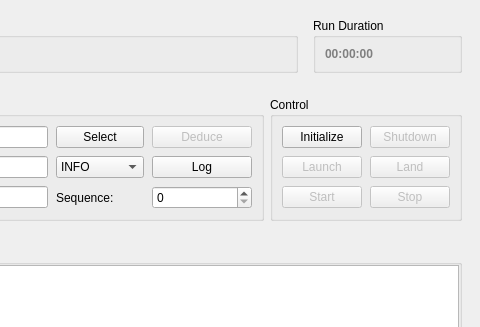
constellation-daq/Constellation, file cxx/controllers/MissionControl/MissionControl.ui: the form before one commit; both pictures show x 800 to 1280 and y 0 to 327 of the 1280 by 720 pixel window.
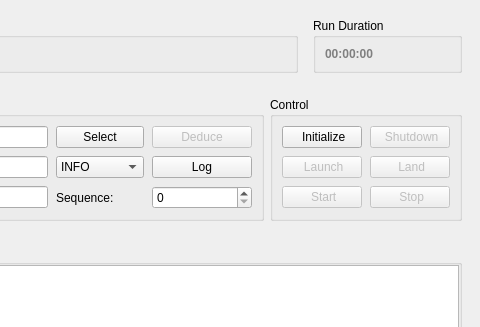
The form after the commit. Icons and pictures are not drawn.

Commit message: cxx/ctrl: MissionControl with icons now

```diff
--- a/cxx/controllers/MissionControl/MissionControl.ui
+++ b/cxx/controllers/MissionControl/MissionControl.ui
@@ -420,7 +420,11 @@
              <string>Stop the run</string>
             </property>
             <property name="text">
-             <string>Stop</string>
+             <string> Stop</string>
+            </property>
+            <property name="icon">
+             <iconset resource="../../constellation/gui/Constellation.qrc">
+              <normaloff>:/stop</normaloff>:/stop</iconset>
             </property>
            </widget>
           </item>
@@ -433,7 +437,11 @@
              <string>Start a run</string>
             </property>
             <property name="text">
-             <string>Start</string>
+             <string> Start</string>
+            </property>
+            <property name="icon">
+             <iconset resource="../../constellation/gui/Constellation.qrc">
+              <normaloff>:/start</normaloff>:/start</iconset>
             </property>
            </widget>
           </item>
@@ -452,7 +460,11 @@
              <string>Land the constellation</string>
             </property>
             <property name="text">
-             <string>Land</string>
+             <string> Land</string>
+            </property>
+            <property name="icon">
+             <iconset resource="../../constellation/gui/Constellation.qrc">
+              <normaloff>:/land</normaloff>:/land</iconset>
             </property>
            </widget>
           </item>
@@ -471,14 +483,25 @@
              <string>Launch the constellation</string>
             </property>
             <property name="text">
-             <string>Launch</string>
+             <string> Launch</string>
+            </property>
+            <property name="icon">
+             <iconset resource="../../constellation/gui/Constellation.qrc">
+              <normaloff>:/launch</normaloff>:/launch</iconset>
             </property>
            </widget>
           </item>
           <item row="0" column="0">
            <widget class="QPushButton" name="btnInit">
             <property name="text">
-             <string>Initialize</string>
+             <string> Initialize</string>
+            </property>
+            <property name="icon">
+             <iconset resource="../../constellation/gui/Constellation.qrc">
+              <normaloff>:/init</normaloff>:/init</iconset>
+            </property>
+            <property name="flat">
+             <bool>false</bool>
             </property>
            </widget>
           </item>
@@ -491,7 +514,11 @@
              <string>Shutdown all satellites</string>
             </property>
             <property name="text">
-             <string>Shutdown</string>
+             <string> Shutdown</string>
+            </property>
+            <property name="icon">
+             <iconset resource="../../constellation/gui/Constellation.qrc">
+              <normaloff>:/shutdown</normaloff>:/shutdown</iconset>
             </property>
            </widget>
           </item>
```
Left out of the diff: 17 changed lines with no effect on the pictures. The commit also changes 2 other files.
